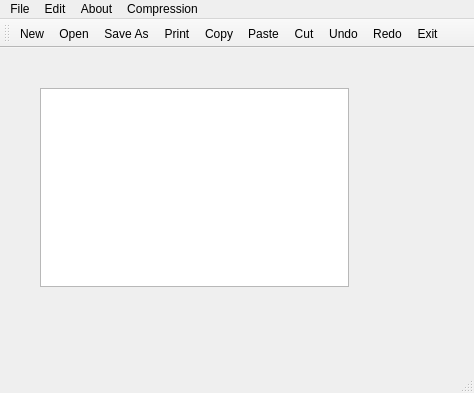
The window that mainwindow.ui (specdrake/CompressHub) describes before a commit, drawn with Qt 5.
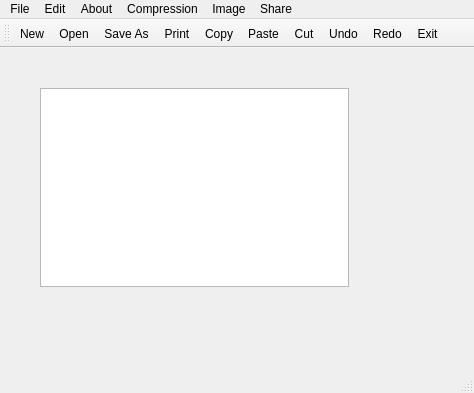
The same window after the commit. Icons and pictures are not drawn.

```diff
--- a/mainwindow.ui
+++ b/mainwindow.ui
@@ -81,10 +81,25 @@
     <addaction name="actionCompress"/>
     <addaction name="actionDecompress"/>
    </widget>
+   <widget class="QMenu" name="menuShare">
+    <property name="title">
+     <string>Share</string>
+    </property>
+    <addaction name="actionMail"/>
+   </widget>
+   <widget class="QMenu" name="menuImage">
+    <property name="title">
+     <string>Image</string>
+    </property>
+    <addaction name="actionImage_Mode"/>
+    <addaction name="actionCompress_Image"/>
+   </widget>
    <addaction name="menuFile"/>
    <addaction name="menuEdit"/>
    <addaction name="menuAbout"/>
    <addaction name="menuCompress"/>
+   <addaction name="menuImage"/>
+   <addaction name="menuShare"/>
   </widget>
   <widget class="QToolBar" name="mainToolBar">
    <attribute name="toolBarArea">
```
Left out of the diff: 61 changed lines with no effect on the pictures.
